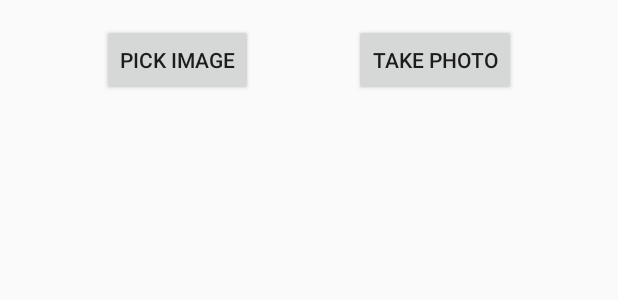
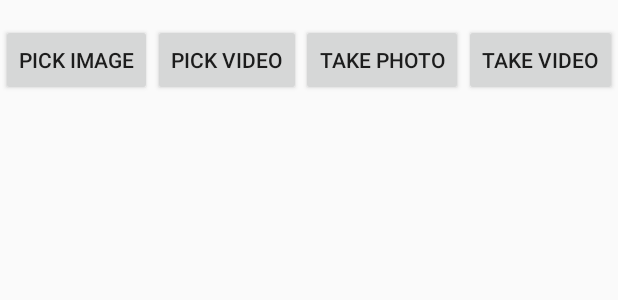
Before and after one commit to idapgroup/TNT, an Android app: the layout screen_sample.xml on its own in the app's theme, with its tools: preview values and no code run, on a phone screen of 412 x 824 dp. Shown: the top 300 px of the screen. Run offline under Robolectric (Android 15) with nearby library versions, the phone set to English and light mode, and no system bars.

Commit message:
Add pick/get video files support

```diff
--- a/gradle/publish.gradle
+++ b/gradle/publish.gradle
@@ -11,7 +11,7 @@ ext {
     bintrayUserOrg = 'idapgroup'
 
     libraryDescription = 'Some Kotlin extensions and support classes for ReactiveX'
-    libraryVersion = '1.1.1'
+    libraryVersion = '2.0.1'
 
     siteUrl = "https://github.com/idapgroup/$libraryName"
     gitUrl = "${siteUrl}.git"
--- a/sample/src/main/res/layout/screen_sample.xml
+++ b/sample/src/main/res/layout/screen_sample.xml
@@ -11,19 +11,39 @@
             android:layout_height="wrap_content"
             app:layout_constraintTop_toTopOf="parent"
             app:layout_constraintStart_toStartOf="parent"
+            app:layout_constraintEnd_toStartOf="@id/pickVideo"
+            android:layout_marginTop="16dp"
+            android:text="Pick image"/>
+
+    <Button
+            android:id="@+id/pickVideo"
+            android:layout_width="wrap_content"
+            android:layout_height="wrap_content"
+            app:layout_constraintTop_toTopOf="parent"
+            app:layout_constraintStart_toEndOf="@+id/pickImage"
             app:layout_constraintEnd_toStartOf="@id/takePhoto"
             android:layout_marginTop="16dp"
-            android:text="Pick image"/>
+            android:text="Pick video"/>
 
     <Button
             android:id="@+id/takePhoto"
             android:layout_width="wrap_content"
             android:layout_height="wrap_content"
             app:layout_constraintTop_toTopOf="parent"
-            app:layout_constraintStart_toEndOf="@id/pickImage"
+            app:layout_constraintStart_toEndOf="@id/pickVideo"
+            app:layout_constraintEnd_toStartOf="@id/takeVideo"
+            android:layout_marginTop="16dp"
+            android:text="Take photo"/>
+
+    <Button
+            android:id="@+id/takeVideo"
+            android:layout_width="wrap_content"
+            android:layout_height="wrap_content"
+            app:layout_constraintTop_toTopOf="parent"
+            app:layout_constraintStart_toEndOf="@id/takePhoto"
             app:layout_constraintEnd_toEndOf="parent"
             android:layout_marginTop="16dp"
-            android:text="Take photo"/>
+            android:text="Take video"/>
 
     <androidx.appcompat.widget.AppCompatImageView
             android:id="@+id/imageView"
--- a/tnt/src/main/java/com/idapgroup/tnt/take/Callback.kt
+++ b/tnt/src/main/java/com/idapgroup/tnt/take/Callback.kt
@@ -15,12 +15,10 @@ interface Callback {
 }
 
 @PublishedApi
-@JvmName("asCallback1")
-internal inline fun <reified R> KFunction1<R, Unit>.asCallback() =
+internal inline fun <reified R> KFunction1<R, Unit>.asCallback(): Callback =
     CallbackImpl(name, javaClass<R>())
 
 @PublishedApi
-@JvmName("asCallback2")
 internal inline fun <reified R, reified T> KFunction2<R, T, Unit>.asCallback(param: T): Callback =
     CallbackWithParamImpl(name, javaClass<R>(), javaClass<T>(), param)
 
--- /dev/null
+++ b/tnt/src/main/java/com/idapgroup/tnt/take/CaptureType.kt
@@ -0,0 +1,6 @@
+package com.idapgroup.tnt.take
+
+enum class CaptureType {
+    Image,
+    Video
+}
--- a/tnt/src/main/java/com/idapgroup/tnt/take/ImageSource.kt
+++ /dev/null
@@ -1,3 +0,0 @@
-package com.idapgroup.tnt.take
-
-enum class ImageSource { CAMERA, GALLERY }
--- a/tnt/src/main/java/com/idapgroup/tnt/take/PreResultFragment.kt
+++ b/tnt/src/main/java/com/idapgroup/tnt/take/PreResultFragment.kt
@@ -6,7 +6,7 @@ import androidx.fragment.app.FragmentManager
 internal fun Any.addResultFragment(
     fragmentManager: FragmentManager,
     target: Target,
-    source: ImageSource,
+    source: Source<*>,
     block: RequestParams.() -> Unit
 ) {
     val params = RequestParams().apply(block)
```
Also changed, not shown: sample/src/main/java/com/idapgroup/jet/MainActivity.kt (+44 -4 lines), tnt/src/main/java/com/idapgroup/tnt/TNT.kt (+17 -15 lines), tnt/src/main/java/com/idapgroup/tnt/take/File.kt (+6 -2 lines), tnt/src/main/java/com/idapgroup/tnt/take/ImageRequest.kt (+10 -5 lines), tnt/src/main/java/com/idapgroup/tnt/take/MimeType.kt (added, +19 -0 lines), tnt/src/main/java/com/idapgroup/tnt/take/ResultFragment.kt (+13 -11 lines), tnt/src/main/java/com/idapgroup/tnt/take/Source.kt (added, +8 -0 lines), 1 other file.
